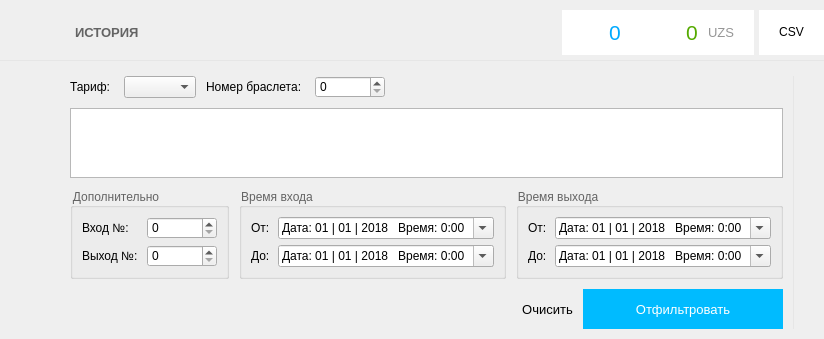
This is Client/forms/HistoryForm.ui in Baxulio/Attraction as Qt 5 draws it before an edit. The edited form follows.
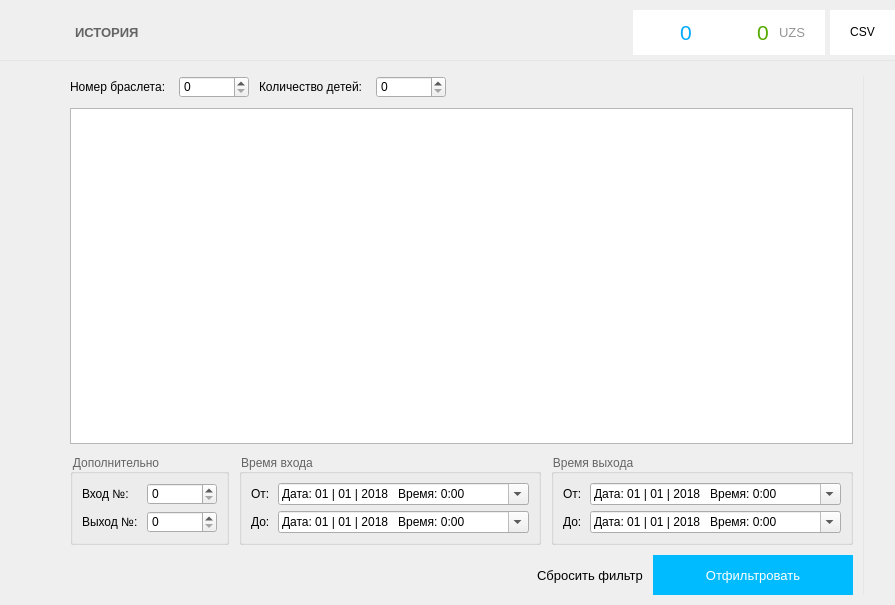
This is the edited form. Icons and pictures are not drawn.

```diff
--- a/Client/forms/HistoryForm.ui
+++ b/Client/forms/HistoryForm.ui
@@ -6,8 +6,8 @@
    <rect>
     <x>0</x>
     <y>0</y>
-    <width>783</width>
-    <height>339</height>
+    <width>895</width>
+    <height>605</height>
    </rect>
   </property>
   <property name="windowTitle">
@@ -422,18 +422,6 @@
               <number>0</number>
              </property>
              <item>
-              <widget class="QLabel" name="label_2">
-               <property name="text">
-                <string>Тариф: </string>
-               </property>
-              </widget>
-             </item>
-             <item>
-              <widget class="QComboBox" name="tariff_combo"/>
-             </item>
-             <item>
-              <layout class="QHBoxLayout" name="horizontalLayout_5">
-               <item>
                 <widget class="QLabel" name="label_3">
                  <property name="styleSheet">
                   <string notr="true">color: rgb(0, 0, 0);</string>
@@ -465,7 +453,37 @@
                  </property>
                 </widget>
                </item>
-              </layout>
+             <item>
+              <widget class="QLabel" name="label_14">
+               <property name="styleSheet">
+                <string notr="true">color: rgb(0, 0, 0);</string>
+               </property>
+               <property name="text">
+                <string>Количество детей: </string>
+               </property>
+              </widget>
+             </item>
+             <item>
+              <widget class="QSpinBox" name="bracer_number_spin_2">
+               <property name="minimumSize">
+                <size>
+                 <width>70</width>
+                 <height>0</height>
+                </size>
+               </property>
+               <property name="maximumSize">
+                <size>
+                 <width>100</width>
+                 <height>16777215</height>
+                </size>
+               </property>
+               <property name="styleSheet">
+                <string notr="true">color: rgb(0, 0, 0);</string>
+               </property>
+               <property name="maximum">
+                <number>9999</number>
+               </property>
+              </widget>
              </item>
              <item>
               <spacer name="horizontalSpacer_3">
@@ -924,7 +942,7 @@
 }</string>
                </property>
                <property name="text">
-                <string>Очисить</string>
+                <string>Сбросить фильтр</string>
                </property>
                <property name="icon">
                 <iconset resource="../clientresources.qrc">
```
Lines whose indentation alone changed are shown as unchanged.
